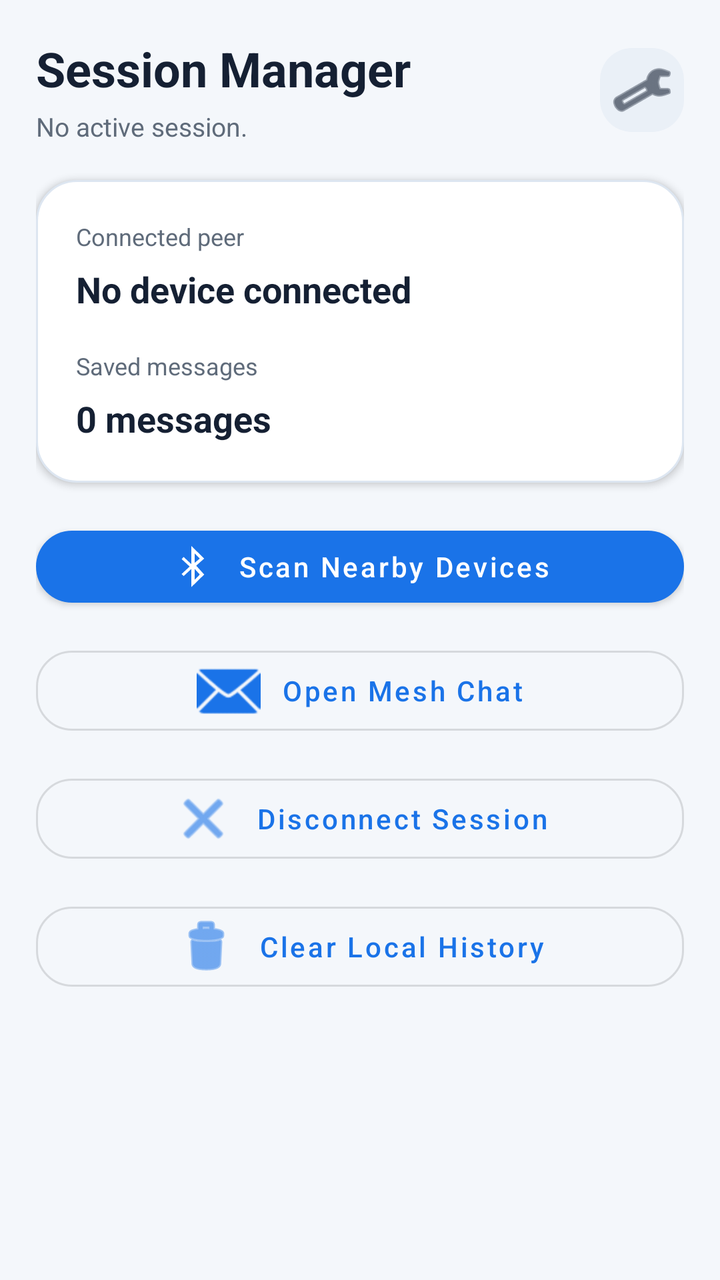
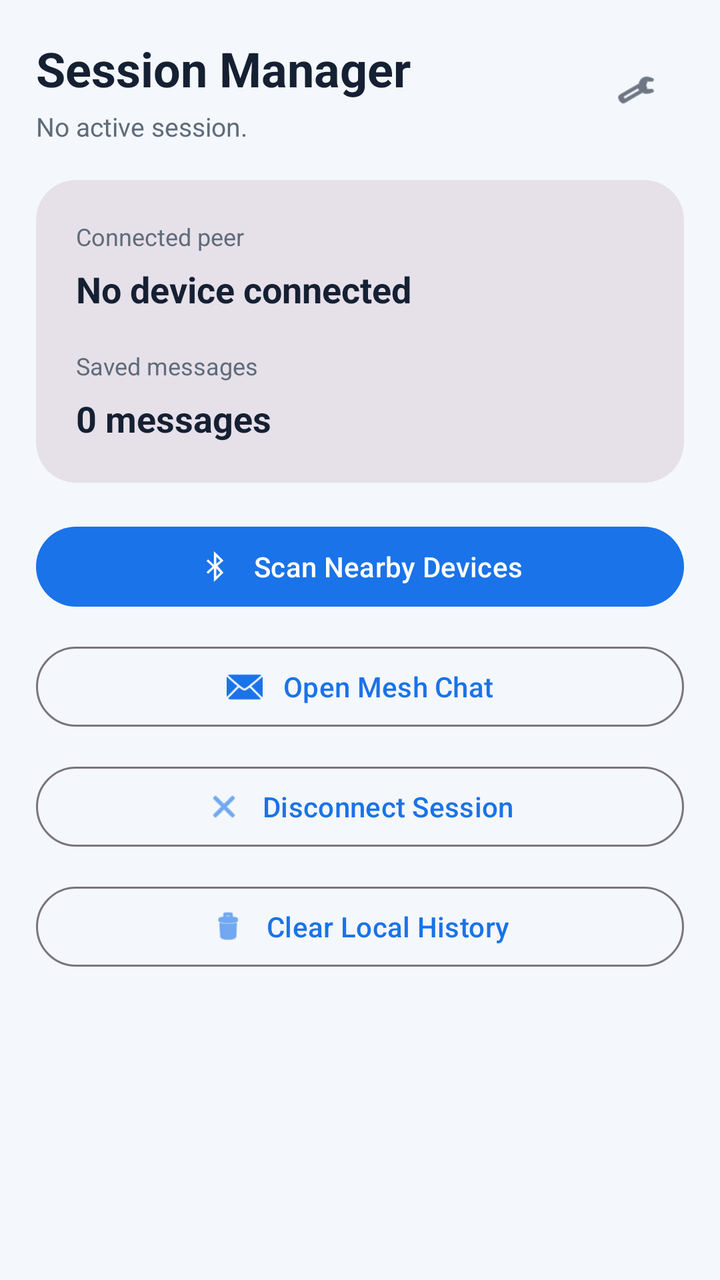

The first picture is an Android layout as it rendered before a commit; the second is the same layout after the commit. The layout source and the unified diff follow.
<!-- AndroidManifest.xml: application theme Theme.Corelink -->
<!-- res/layout/activity_session_manager.xml -->
<?xml version="1.0" encoding="utf-8"?>
<LinearLayout
    xmlns:android="http://schemas.android.com/apk/res/android"
    xmlns:app="http://schemas.android.com/apk/res-auto"
    android:layout_width="match_parent"
    android:layout_height="match_parent"
    android:background="@color/surface"
    android:orientation="vertical"
    android:padding="18dp">

    <LinearLayout
        android:layout_width="match_parent"
        android:layout_height="wrap_content"
        android:gravity="center_vertical"
        android:orientation="horizontal">

        <LinearLayout
            android:layout_width="0dp"
            android:layout_height="wrap_content"
            android:layout_weight="1"
            android:orientation="vertical">

            <TextView
                android:layout_width="wrap_content"
                android:layout_height="wrap_content"
                android:text="@string/session_manager_title"
                android:textColor="@color/textPrimary"
                android:textSize="24sp"
                android:textStyle="bold" />

            <TextView
                android:id="@+id/sessionStatus"
                android:layout_width="wrap_content"
                android:layout_height="wrap_content"
                android:layout_marginTop="4dp"
                android:text="@string/session_idle"
                android:textColor="@color/textSecondary"
                android:textSize="13sp" />
        </LinearLayout>

        <ImageButton
            android:id="@+id/themeToggleButton"
            android:layout_width="42dp"
            android:layout_height="42dp"
            android:background="@drawable/icon_btn_bg"
            android:contentDescription="@string/toggle_theme"
            android:padding="10dp"
            android:src="@android:drawable/ic_menu_manage"
            android:tint="@color/textPrimary" />
    </LinearLayout>

    <LinearLayout
        android:layout_width="match_parent"
        android:layout_height="wrap_content"
        android:layout_marginTop="18dp"
        android:background="@drawable/input_bg"
        android:elevation="2dp"
        android:orientation="vertical"
        android:padding="20dp">

        <TextView
            android:layout_width="wrap_content"
            android:layout_height="wrap_content"
            android:text="@string/session_peer_label"
            android:textColor="@color/textSecondary"
            android:textSize="12sp" />

        <TextView
            android:id="@+id/sessionPeer"
            android:layout_width="wrap_content"
            android:layout_height="wrap_content"
            android:layout_marginTop="6dp"
            android:text="@string/session_peer_default"
            android:textColor="@color/textPrimary"
            android:textSize="18sp"
            android:textStyle="bold" />

        <TextView
            android:layout_width="wrap_content"
            android:layout_height="wrap_content"
            android:layout_marginTop="18dp"
            android:text="@string/session_history_label"
            android:textColor="@color/textSecondary"
            android:textSize="12sp" />

        <TextView
            android:id="@+id/historyCount"
            android:layout_width="wrap_content"
            android:layout_height="wrap_content"
            android:layout_marginTop="6dp"
            android:text="@string/session_history_default"
            android:textColor="@color/textPrimary"
            android:textSize="18sp"
            android:textStyle="bold" />
    </LinearLayout>

    <com.google.android.material.button.MaterialButton
        android:id="@+id/openRadarButton"
        android:layout_width="match_parent"
        android:layout_height="wrap_content"
        android:layout_marginTop="18dp"
        android:text="@string/open_device_radar"
        android:textAllCaps="false"
        app:backgroundTint="@color/accent"
        app:cornerRadius="18dp"
        app:icon="@android:drawable/stat_sys_data_bluetooth"
        app:iconGravity="textStart"
        app:iconPadding="10dp"
        app:iconTint="@android:color/white" />

    <com.google.android.material.button.MaterialButton
        android:id="@+id/openChatButton"
        style="@style/Widget.MaterialComponents.Button.OutlinedButton"
        android:layout_width="match_parent"
        android:layout_height="wrap_content"
        android:layout_marginTop="12dp"
        android:text="@string/start_chat"
        android:textAllCaps="false"
        app:cornerRadius="18dp"
        app:icon="@android:drawable/ic_dialog_email"
        app:iconGravity="textStart"
        app:iconPadding="10dp" />

    <com.google.android.material.button.MaterialButton
        android:id="@+id/disconnectButton"
        style="@style/Widget.MaterialComponents.Button.OutlinedButton"
        android:layout_width="match_parent"
        android:layout_height="wrap_content"
        android:layout_marginTop="12dp"
        android:text="@string/session_disconnect"
        android:textAllCaps="false"
        app:cornerRadius="18dp"
        app:icon="@android:drawable/ic_menu_close_clear_cancel"
        app:iconGravity="textStart"
        app:iconPadding="10dp" />

    <com.google.android.material.button.MaterialButton
        android:id="@+id/clearHistoryButton"
        style="@style/Widget.MaterialComponents.Button.OutlinedButton"
        android:layout_width="match_parent"
        android:layout_height="wrap_content"
        android:layout_marginTop="12dp"
        android:text="@string/session_clear_history"
        android:textAllCaps="false"
        app:cornerRadius="18dp"
        app:icon="@android:drawable/ic_menu_delete"
        app:iconGravity="textStart"
        app:iconPadding="10dp" />
</LinearLayout>
<!-- resources referenced by this layout -->
<resources>
  <color name="accent">#1A73E8</color>
  <color name="surface">#FFF4F7FB</color>
  <color name="textPrimary">#FF152033</color>
  <color name="textSecondary">#FF5F6B7A</color>
  <!-- drawable icon_btn_bg (drawable) -->
  <shape xmlns:android="http://schemas.android.com/apk/res/android">
      <solid android:color="@color/surfaceMuted" />
      <corners android:radius="16dp" />
  </shape>
  <!-- drawable input_bg (drawable) -->
  <shape xmlns:android="http://schemas.android.com/apk/res/android">
      <solid android:color="@color/surfaceElevated" />
      <stroke
          android:width="1dp"
          android:color="@color/borderSoft" />
      <corners android:radius="20dp" />
  </shape>
  <string name="open_device_radar">Scan Nearby Devices</string>
  <string name="session_clear_history">Clear Local History</string>
  <string name="session_disconnect">Disconnect Session</string>
  <string name="session_history_default">0 messages</string>
  <string name="session_history_label">Saved messages</string>
  <string name="session_idle">No active session.</string>
  <string name="session_manager_title">Session Manager</string>
  <string name="session_peer_default">No device connected</string>
  <string name="session_peer_label">Connected peer</string>
  <string name="start_chat">Open Mesh Chat</string>
  <string name="toggle_theme">Toggle dark mode</string>
  <style name="Theme.Corelink" parent="Theme.MaterialComponents.DayNight.NoActionBar">
          <item name="colorPrimary">@color/accent</item>
          <item name="colorPrimaryVariant">@color/accentDark</item>
          <item name="colorSecondary">@color/accent</item>
          <item name="colorSurface">@color/surfaceElevated</item>
          <item name="android:windowBackground">@color/surface</item>
          <item name="android:statusBarColor">@color/surfaceElevated</item>
          <item name="android:navigationBarColor">@color/surfaceElevated</item>
      </style>
  <color name="surfaceMuted">#FFEAF0F7</color>
  <color name="surfaceElevated">#FFFFFFFF</color>
  <color name="borderSoft">#FFDDE6F1</color>
  <color name="accentDark">#1558B0</color>
</resources>

<!-- the commit's change to res/layout/activity_session_manager.xml (unified diff, before → after) -->
@@ -4,7 +4,7 @@
     xmlns:app="http://schemas.android.com/apk/res-auto"
     android:layout_width="match_parent"
     android:layout_height="match_parent"
-    android:background="@color/surface"
+    android:background="?attr/colorSurface"
     android:orientation="vertical"
     android:padding="18dp">
 
@@ -24,7 +24,7 @@
                 android:layout_width="wrap_content"
                 android:layout_height="wrap_content"
                 android:text="@string/session_manager_title"
-                android:textColor="@color/textPrimary"
+                android:textColor="?attr/colorOnSurface"
                 android:textSize="24sp"
                 android:textStyle="bold" />
 
@@ -34,65 +34,69 @@
                 android:layout_height="wrap_content"
                 android:layout_marginTop="4dp"
                 android:text="@string/session_idle"
-                android:textColor="@color/textSecondary"
+                android:textColor="?attr/colorOnSurfaceVariant"
                 android:textSize="13sp" />
         </LinearLayout>
 
-        <ImageButton
+        <com.google.android.material.button.MaterialButton
             android:id="@+id/themeToggleButton"
-            android:layout_width="42dp"
-            android:layout_height="42dp"
-            android:background="@drawable/icon_btn_bg"
+            style="?attr/materialIconButtonStyle"
+            android:layout_width="48dp"
+            android:layout_height="48dp"
             android:contentDescription="@string/toggle_theme"
-            android:padding="10dp"
-            android:src="@android:drawable/ic_menu_manage"
-            android:tint="@color/textPrimary" />
+            app:icon="@android:drawable/ic_menu_manage"
+            app:iconTint="?attr/colorOnSurface" />
     </LinearLayout>
 
-    <LinearLayout
+    <com.google.android.material.card.MaterialCardView
+        style="?attr/materialCardViewFilledStyle"
         android:layout_width="match_parent"
         android:layout_height="wrap_content"
         android:layout_marginTop="18dp"
-        android:background="@drawable/input_bg"
-        android:elevation="2dp"
-        android:orientation="vertical"
-        android:padding="20dp">
+        app:cardCornerRadius="20dp">
 
-        <TextView
-            android:layout_width="wrap_content"
+        <LinearLayout
+            android:layout_width="match_parent"
             android:layout_height="wrap_content"
-            android:text="@string/session_peer_label"
-            android:textColor="@color/textSecondary"
-            android:textSize="12sp" />
+            android:orientation="vertical"
+            android:padding="20dp">
 
-        <TextView
-            android:id="@+id/sessionPeer"
-            android:layout_width="wrap_content"
-            android:layout_height="wrap_content"
-            android:layout_marginTop="6dp"
-            android:text="@string/session_peer_default"
-            android:textColor="@color/textPrimary"
-            android:textSize="18sp"
-            android:textStyle="bold" />
+            <TextView
+                android:layout_width="wrap_content"
+                android:layout_height="wrap_content"
+                android:text="@string/session_peer_label"
+                android:textColor="?attr/colorOnSurfaceVariant"
+                android:textSize="12sp" />
 
-        <TextView
-            android:layout_width="wrap_content"
-            android:layout_height="wrap_content"
-            android:layout_marginTop="18dp"
-            android:text="@string/session_history_label"
-            android:textColor="@color/textSecondary"
-            android:textSize="12sp" />
+            <TextView
+                android:id="@+id/sessionPeer"
+                android:layout_width="wrap_content"
+                android:layout_height="wrap_content"
+                android:layout_marginTop="6dp"
+                android:text="@string/session_peer_default"
+                android:textColor="?attr/colorOnSurface"
+                android:textSize="18sp"
+                android:textStyle="bold" />
 
-        <TextView
-            android:id="@+id/historyCount"
-            android:layout_width="wrap_content"
-            android:layout_height="wrap_content"
-            android:layout_marginTop="6dp"
-            android:text="@string/session_history_default"
-            android:textColor="@color/textPrimary"
-            android:textSize="18sp"
-            android:textStyle="bold" />
-    </LinearLayout>
+            <TextView
+                android:layout_width="wrap_content"
+                android:layout_height="wrap_content"
+                android:layout_marginTop="18dp"
+                android:text="@string/session_history_label"
+                android:textColor="?attr/colorOnSurfaceVariant"
+                android:textSize="12sp" />
+
+            <TextView
+                android:id="@+id/historyCount"
+                android:layout_width="wrap_content"
+                android:layout_height="wrap_content"
+                android:layout_marginTop="6dp"
+                android:text="@string/session_history_default"
+                android:textColor="?attr/colorOnSurface"
+                android:textSize="18sp"
+                android:textStyle="bold" />
+        </LinearLayout>
+    </com.google.android.material.card.MaterialCardView>
 
     <com.google.android.material.button.MaterialButton
         android:id="@+id/openRadarButton"
@@ -101,48 +105,46 @@
         android:layout_marginTop="18dp"
         android:text="@string/open_device_radar"
         android:textAllCaps="false"
-        app:backgroundTint="@color/accent"
-        app:cornerRadius="18dp"
+        app:cornerRadius="24dp"
         app:icon="@android:drawable/stat_sys_data_bluetooth"
         app:iconGravity="textStart"
-        app:iconPadding="10dp"
-        app:iconTint="@android:color/white" />
+        app:iconPadding="10dp" />
 
     <com.google.android.material.button.MaterialButton
         android:id="@+id/openChatButton"
-        style="@style/Widget.MaterialComponents.Button.OutlinedButton"
+        style="?attr/materialButtonOutlinedStyle"
         android:layout_width="match_parent"
         android:layout_height="wrap_content"
         android:layout_marginTop="12dp"
         android:text="@string/start_chat"
         android:textAllCaps="false"
-        app:cornerRadius="18dp"
+        app:cornerRadius="24dp"
         app:icon="@android:drawable/ic_dialog_email"
         app:iconGravity="textStart"
         app:iconPadding="10dp" />
 
     <com.google.android.material.button.MaterialButton
         android:id="@+id/disconnectButton"
-        style="@style/Widget.MaterialComponents.Button.OutlinedButton"
+        style="?attr/materialButtonOutlinedStyle"
         android:layout_width="match_parent"
         android:layout_height="wrap_content"
         android:layout_marginTop="12dp"
         android:text="@string/session_disconnect"
         android:textAllCaps="false"
-        app:cornerRadius="18dp"
+        app:cornerRadius="24dp"
         app:icon="@android:drawable/ic_menu_close_clear_cancel"
         app:iconGravity="textStart"
         app:iconPadding="10dp" />
 
     <com.google.android.material.button.MaterialButton
         android:id="@+id/clearHistoryButton"
-        style="@style/Widget.MaterialComponents.Button.OutlinedButton"
+        style="?attr/materialButtonOutlinedStyle"
         android:layout_width="match_parent"
         android:layout_height="wrap_content"
         android:layout_marginTop="12dp"
         android:text="@string/session_clear_history"
         android:textAllCaps="false"
-        app:cornerRadius="18dp"
+        app:cornerRadius="24dp"
         app:icon="@android:drawable/ic_menu_delete"
         app:iconGravity="textStart"
         app:iconPadding="10dp" />
<!-- resource entries referenced after the edit -->
@@ -4,19 +4,6 @@
   <color name="surface">#FFF4F7FB</color>
   <color name="textPrimary">#FF152033</color>
   <color name="textSecondary">#FF5F6B7A</color>
-  <!-- drawable icon_btn_bg (drawable) -->
-  <shape xmlns:android="http://schemas.android.com/apk/res/android">
-      <solid android:color="@color/surfaceMuted" />
-      <corners android:radius="16dp" />
-  </shape>
-  <!-- drawable input_bg (drawable) -->
-  <shape xmlns:android="http://schemas.android.com/apk/res/android">
-      <solid android:color="@color/surfaceElevated" />
-      <stroke
-          android:width="1dp"
-          android:color="@color/borderSoft" />
-      <corners android:radius="20dp" />
-  </shape>
   <string name="open_device_radar">Scan Nearby Devices</string>
   <string name="session_clear_history">Clear Local History</string>
   <string name="session_disconnect">Disconnect Session</string>
@@ -28,18 +15,17 @@
   <string name="session_peer_label">Connected peer</string>
   <string name="start_chat">Open Mesh Chat</string>
   <string name="toggle_theme">Toggle dark mode</string>
-  <style name="Theme.Corelink" parent="Theme.MaterialComponents.DayNight.NoActionBar">
+  <style name="Theme.Corelink" parent="Theme.Material3.DayNight.NoActionBar">
           <item name="colorPrimary">@color/accent</item>
-          <item name="colorPrimaryVariant">@color/accentDark</item>
           <item name="colorSecondary">@color/accent</item>
-          <item name="colorSurface">@color/surfaceElevated</item>
+          <item name="colorSurface">@color/surface</item>
+          <item name="colorSurfaceVariant">@color/surfaceMuted</item>
+          <item name="colorOnSurface">@color/textPrimary</item>
+          <item name="colorOnSurfaceVariant">@color/textSecondary</item>
           <item name="android:windowBackground">@color/surface</item>
-          <item name="android:statusBarColor">@color/surfaceElevated</item>
-          <item name="android:navigationBarColor">@color/surfaceElevated</item>
+          <item name="android:statusBarColor">?attr/colorSurface</item>
+          <item name="android:navigationBarColor">?attr/colorSurface</item>
       </style>
   <color name="surfaceMuted">#FFEAF0F7</color>
-  <color name="surfaceElevated">#FFFFFFFF</color>
-  <color name="borderSoft">#FFDDE6F1</color>
-  <color name="accentDark">#1558B0</color>
 </resources>
 
